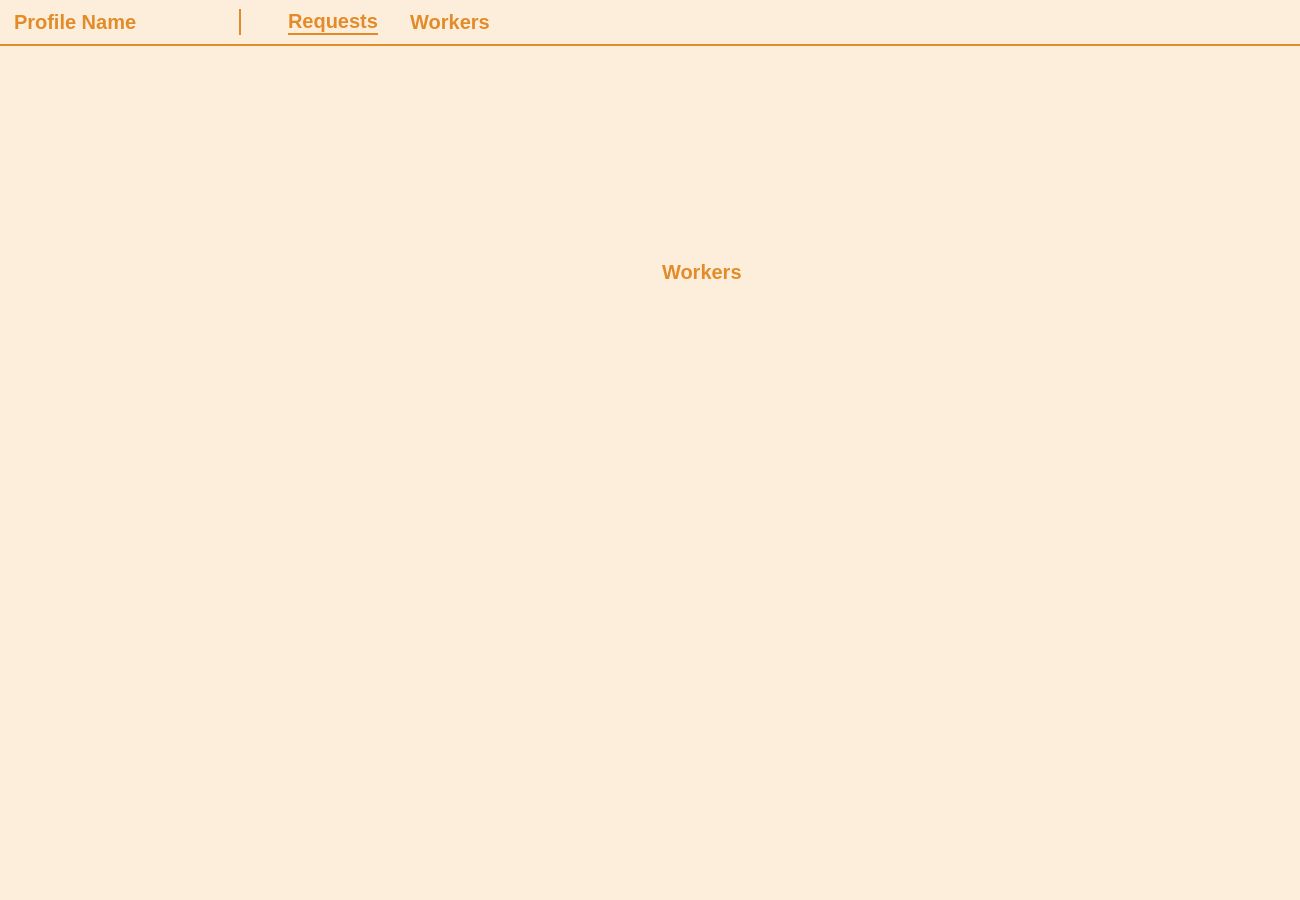
Qt form Forms/home.ui (esraa-emary/Task-Worker-Matching) before a commit.
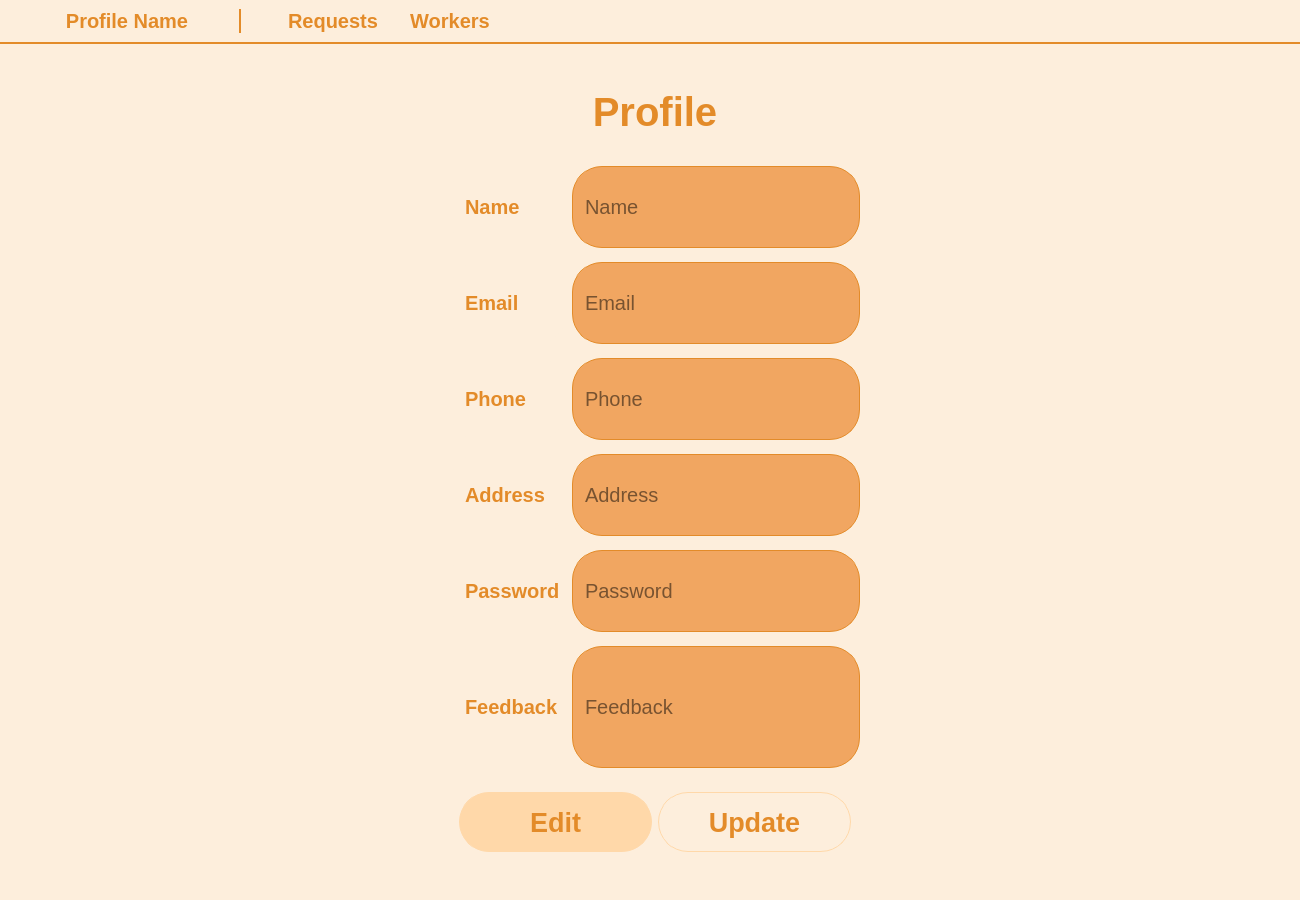
The same form after that commit.

Commit message: add profile, store current client data

```diff
--- a/Forms/home.ui
+++ b/Forms/home.ui
@@ -47,7 +47,7 @@
 }</string>
       </property>
       <property name="currentIndex">
-       <number>2</number>
+       <number>3</number>
       </property>
       <widget class="QWidget" name="requestsPage">
        <property name="styleSheet">
@@ -1130,17 +1130,18 @@
                  <enum>QFrame::Shadow::Raised</enum>
                 </property>
                 <layout class="QHBoxLayout" name="horizontalLayout_7">
+                 <property name="leftMargin">
+                  <number>15</number>
+                 </property>
                  <item>
-                  <widget class="QLabel" name="Profile_name_2">
-                   <property name="maximumSize">
-                    <size>
-                     <width>16777215</width>
-                     <height>36</height>
-                    </size>
+                  <widget class="QPushButton" name="pushButton_3">
+                   <property name="cursor">
+                    <cursorShape>PointingHandCursor</cursorShape>
                    </property>
                    <property name="styleSheet">
-                    <string notr="true">#Profile_name_2{
-	color: #E38B29;
+                    <string notr="true">QPushButton{
+	background:transparent;
+	border: none;
 	font-size: 20px;
 	font-weight: bold;
 border-right: 2px solid #E38B29;
@@ -1149,9 +1150,6 @@
                    <property name="text">
                     <string>Profile Name</string>
                    </property>
-                   <property name="margin">
-                    <number>0</number>
-                   </property>
                   </widget>
                  </item>
                 </layout>
@@ -1230,6 +1228,700 @@
         </item>
        </layout>
       </widget>
+      <widget class="QWidget" name="profilePage">
+       <property name="styleSheet">
+        <string notr="true"/>
+       </property>
+       <layout class="QGridLayout" name="gridLayout_6">
+        <property name="leftMargin">
+         <number>0</number>
+        </property>
+        <property name="topMargin">
+         <number>0</number>
+        </property>
+        <property name="rightMargin">
+         <number>0</number>
+        </property>
+        <property name="bottomMargin">
+         <number>0</number>
+        </property>
+        <item row="0" column="0">
+         <widget class="QFrame" name="frame_13">
+          <property name="frameShape">
+           <enum>QFrame::Shape::StyledPanel</enum>
+          </property>
+          <property name="frameShadow">
+           <enum>QFrame::Shadow::Raised</enum>
+          </property>
+          <layout class="QGridLayout" name="gridLayout_8">
+           <property name="leftMargin">
+            <number>0</number>
+           </property>
+           <property name="topMargin">
+            <number>0</number>
+           </property>
+           <property name="rightMargin">
+            <number>0</number>
+           </property>
+           <property name="bottomMargin">
+            <number>0</number>
+           </property>
+           <item row="0" column="0">
+            <widget class="QFrame" name="frame_14">
+             <property name="frameShape">
+              <enum>QFrame::Shape::StyledPanel</enum>
+             </property>
+             <property name="frameShadow">
+              <enum>QFrame::Shadow::Raised</enum>
+             </property>
+             <layout class="QGridLayout" name="gridLayout_7">
+              <property name="leftMargin">
+               <number>0</number>
+              </property>
+              <property name="topMargin">
+               <number>0</number>
+              </property>
+              <property name="rightMargin">
+               <number>0</number>
+              </property>
+              <property name="bottomMargin">
+               <number>0</number>
+              </property>
+              <property name="horizontalSpacing">
+               <number>6</number>
+              </property>
+              <item row="0" column="0">
+               <widget class="QFrame" name="frame_15">
+                <property name="frameShape">
+                 <enum>QFrame::Shape::StyledPanel</enum>
+                </property>
+                <property name="frameShadow">
+                 <enum>QFrame::Shadow::Raised</enum>
+                </property>
+                <layout class="QVBoxLayout" name="verticalLayout_14">
+                 <property name="spacing">
+                  <number>0</number>
+                 </property>
+                 <property name="leftMargin">
+                  <number>0</number>
+                 </property>
+                 <property name="topMargin">
+                  <number>0</number>
+                 </property>
+                 <property name="rightMargin">
+                  <number>0</number>
+                 </property>
+                 <property name="bottomMargin">
+                  <number>0</number>
+                 </property>
+                 <item>
+                  <widget class="QFrame" name="frame_16">
+                   <property name="maximumSize">
+                    <size>
+                     <width>16777215</width>
+                     <height>98</height>
+                    </size>
+                   </property>
+                   <property name="styleSheet">
+                    <string notr="true">#frame_16{
+	border-bottom: 2px solid #E38B29;
+}</string>
+                   </property>
+                   <property name="frameShape">
+                    <enum>QFrame::Shape::StyledPanel</enum>
+                   </property>
+                   <property name="frameShadow">
+                    <enum>QFrame::Shadow::Raised</enum>
+                   </property>
+                   <layout class="QHBoxLayout" name="horizontalLayout_16">
+                    <property name="leftMargin">
+                     <number>0</number>
+                    </property>
+                    <property name="topMargin">
+                     <number>0</number>
+                    </property>
+                    <property name="rightMargin">
+                     <number>0</number>
+                    </property>
+                    <property name="bottomMargin">
+                     <number>0</number>
+                    </property>
+                    <item>
+                     <widget class="QFrame" name="profile_4">
+                      <property name="sizePolicy">
+                       <sizepolicy hsizetype="Expanding" vsizetype="Preferred">
+                        <horstretch>0</horstretch>
+                        <verstretch>0</verstretch>
+                       </sizepolicy>
+                      </property>
+                      <property name="maximumSize">
+                       <size>
+                        <width>250</width>
+                        <height>16777215</height>
+                       </size>
+                      </property>
+                      <property name="styleSheet">
+                       <string notr="true"/>
+                      </property>
+                      <property name="frameShape">
+                       <enum>QFrame::Shape::StyledPanel</enum>
+                      </property>
+                      <property name="frameShadow">
+                       <enum>QFrame::Shadow::Raised</enum>
+                      </property>
+                      <layout class="QHBoxLayout" name="horizontalLayout_17">
+                       <property name="leftMargin">
+                        <number>15</number>
+                       </property>
+                       <item>
+                        <widget class="QPushButton" name="pushButton_2">
+                         <property name="cursor">
+                          <cursorShape>PointingHandCursor</cursorShape>
+                         </property>
+                         <property name="layoutDirection">
+                          <enum>Qt::LayoutDirection::LeftToRight</enum>
+                         </property>
+                         <property name="styleSheet">
+                          <string notr="true">QPushButton{
+	background:transparent;
+	border: none;
+	font-size: 20px;
+	font-weight: bold;
+	color: #E38B29;
+border-right: 2px solid #E38B29;
+text-align: center;
+}</string>
+                         </property>
+                         <property name="text">
+                          <string>Profile Name</string>
+                         </property>
+                         <property name="autoDefault">
+                          <bool>false</bool>
+                         </property>
+                         <property name="default">
+                          <bool>false</bool>
+                         </property>
+                         <property name="flat">
+                          <bool>false</bool>
+                         </property>
+                        </widget>
+                       </item>
+                      </layout>
+                     </widget>
+                    </item>
+                    <item>
+                     <widget class="QFrame" name="frame_24">
+                      <property name="styleSheet">
+                       <string notr="true">QPushButton{
+	background:transparent;
+	border: none;
+	font-size: 20px;
+	font-weight: bold;
+	color: #E38B29;
+}</string>
+                      </property>
+                      <property name="frameShape">
+                       <enum>QFrame::Shape::StyledPanel</enum>
+                      </property>
+                      <property name="frameShadow">
+                       <enum>QFrame::Shadow::Raised</enum>
+                      </property>
+                      <layout class="QHBoxLayout" name="horizontalLayout_18">
+                       <property name="spacing">
+                        <number>32</number>
+                       </property>
+                       <property name="leftMargin">
+                        <number>32</number>
+                       </property>
+                       <item>
+                        <widget class="QPushButton" name="requestsPageBtn_4">
+                         <property name="cursor">
+                          <cursorShape>PointingHandCursor</cursorShape>
+                         </property>
+                         <property name="styleSheet">
+                          <string notr="true"/>
+                         </property>
+                         <property name="text">
+                          <string>Requests</string>
+                         </property>
+                        </widget>
+                       </item>
+                       <item>
+                        <widget class="QPushButton" name="workersPageBtn_4">
+                         <property name="cursor">
+                          <cursorShape>PointingHandCursor</cursorShape>
+                         </property>
+                         <property name="text">
+                          <string>Workers</string>
+                         </property>
+                        </widget>
+                       </item>
+                       <item>
+                        <spacer name="horizontalSpacer_4">
+                         <property name="orientation">
+                          <enum>Qt::Orientation::Horizontal</enum>
+                         </property>
+                         <property name="sizeHint" stdset="0">
+                          <size>
+                           <width>40</width>
+                           <height>20</height>
+                          </size>
+                         </property>
+                        </spacer>
+                       </item>
+                      </layout>
+                     </widget>
+                    </item>
+                   </layout>
+                  </widget>
+                 </item>
+                 <item>
+                  <widget class="QFrame" name="frame_25">
+                   <property name="frameShape">
+                    <enum>QFrame::Shape::StyledPanel</enum>
+                   </property>
+                   <property name="frameShadow">
+                    <enum>QFrame::Shadow::Raised</enum>
+                   </property>
+                   <layout class="QHBoxLayout" name="horizontalLayout_19">
+                    <property name="leftMargin">
+                     <number>10</number>
+                    </property>
+                    <property name="topMargin">
+                     <number>0</number>
+                    </property>
+                    <property name="rightMargin">
+                     <number>0</number>
+                    </property>
+                    <property name="bottomMargin">
+                     <number>0</number>
+                    </property>
+                    <item>
+                     <spacer name="verticalSpacer_2">
+                      <property name="orientation">
+                       <enum>Qt::Orientation::Vertical</enum>
+                      </property>
+                      <property name="sizeHint" stdset="0">
+                       <size>
+                        <width>20</width>
+                        <height>40</height>
+                       </size>
+                      </property>
+                     </spacer>
+                    </item>
+                    <item>
+                     <widget class="QFrame" name="frame_28">
+                      <property name="frameShape">
+                       <enum>QFrame::Shape::StyledPanel</enum>
+                      </property>
+                      <property name="frameShadow">
+                       <enum>QFrame::Shadow::Raised</enum>
+                      </property>
+                      <layout class="QGridLayout" name="gridLayout_11">
+                       <property name="leftMargin">
+                        <number>0</number>
+                       </property>
+                       <property name="topMargin">
+                        <number>0</number>
+                       </property>
+                       <property name="rightMargin">
+                        <number>0</number>
+                       </property>
+                       <property name="bottomMargin">
+                        <number>0</number>
+                       </property>
+                       <property name="horizontalSpacing">
+                        <number>0</number>
+                       </property>
+                       <item row="0" column="0">
+                        <widget class="QFrame" name="frame_29">
+                         <property name="maximumSize">
+                          <size>
+                           <width>410</width>
+                           <height>800</height>
+                          </size>
+                         </property>
+                         <property name="frameShape">
+                          <enum>QFrame::Shape::StyledPanel</enum>
+                         </property>
+                         <property name="frameShadow">
+                          <enum>QFrame::Shadow::Raised</enum>
+                         </property>
+                         <layout class="QGridLayout" name="gridLayout_9">
+                          <property name="leftMargin">
+                           <number>0</number>
+                          </property>
+                          <property name="topMargin">
+                           <number>0</number>
+                          </property>
+                          <property name="rightMargin">
+                           <number>0</number>
+                          </property>
+                          <property name="bottomMargin">
+                           <number>0</number>
+                          </property>
+                          <item row="0" column="0" colspan="2">
+                           <widget class="QLabel" name="requestsTitle_2">
+                            <property name="maximumSize">
+                             <size>
+                              <width>16777215</width>
+                              <height>80</height>
+                             </size>
+                            </property>
+                            <property name="font">
+                             <font>
+                              <pointsize>30</pointsize>
+                              <bold>true</bold>
+                             </font>
+                            </property>
+                            <property name="styleSheet">
+                             <string notr="true">color: #E38B29;</string>
+                            </property>
+                            <property name="text">
+                             <string>Profile</string>
+                            </property>
+                            <property name="alignment">
+                             <set>Qt::AlignmentFlag::AlignCenter</set>
+                            </property>
+                           </widget>
+                          </item>
+                          <item row="1" column="0" colspan="2">
+                           <widget class="QFrame" name="frame_30">
+                            <property name="styleSheet">
+                             <string notr="true">QLineEdit,QLabel{
+	height: 80px;
+	border-radius: 10px;
+	border: 1px solid #E38B29;
+	padding-left:10px;
+	background-color: #E38B29;
+    border-radius: 30px;
+}
+
+QLabel{
+border:none;
+color:#E38B29;
+background-color: #FDEEDC;
+}
+
+QPushButton{
+	border: 1px solid #FFD8A9;
+    height: 20px;
+    background-color: #FFD8A9;
+border-radius: 30px;
+color:#E38B29;
+}
+
+QPushButton:hover{
+    background-color: #9c6644;
+border: 1px solid #9c6644;
+	color:#FFD8A9;
+transition: all 0.3s ease-in-out;
+}
+
+QPushButton:disabled {
+    background-color: #FDEEDC;
+}
+
+QLineEdit:disabled {
+    background-color: #F1A661;
+}</string>
+                            </property>
+                            <property name="frameShape">
+                             <enum>QFrame::Shape::StyledPanel</enum>
+                            </property>
+                            <property name="frameShadow">
+                             <enum>QFrame::Shadow::Raised</enum>
+                            </property>
+                            <layout class="QGridLayout" name="gridLayout_10">
+                             <property name="leftMargin">
+                              <number>0</number>
+                             </property>
+                             <property name="topMargin">
+                              <number>0</number>
+                             </property>
+                             <property name="rightMargin">
+                              <number>0</number>
+                             </property>
+                             <property name="bottomMargin">
+                              <number>0</number>
+                             </property>
+                             <item row="3" column="0">
+                              <widget class="QLabel" name="label_5">
+                               <property name="font">
+                                <font>
+                                 <pointsize>15</pointsize>
+                                 <bold>true</bold>
+                                </font>
+                               </property>
+                               <property name="text">
+                                <string>Address</string>
+                               </property>
+                              </widget>
+                             </item>
+                             <item row="4" column="1" colspan="3">
+                              <widget class="QLineEdit" name="password">
+                               <property name="enabled">
+                                <bool>false</bool>
+                               </property>
+                               <property name="font">
+                                <font>
+                                 <pointsize>15</pointsize>
+                                </font>
+                               </property>
+                               <property name="placeholderText">
+                                <string>Password</string>
+                               </property>
+                              </widget>
+                             </item>
+                             <item row="1" column="1" colspan="3">
+                              <widget class="QLineEdit" name="email">
+                               <property name="enabled">
+                                <bool>false</bool>
+                               </property>
+                               <property name="font">
+                                <font>
+                                 <pointsize>15</pointsize>
+                                </font>
+                               </property>
+                               <property name="text">
+                                <string/>
+                               </property>
+                               <property name="placeholderText">
+                                <string>Email</string>
+                               </property>
+                              </widget>
+                             </item>
+                             <item row="4" column="0">
+                              <widget class="QLabel" name="label_6">
+                               <property name="font">
+                                <font>
+                                 <pointsize>15</pointsize>
+                                 <bold>true</bold>
+                                </font>
+                               </property>
+                               <property name="text">
+                                <string>Password</string>
+                               </property>
+                              </widget>
+                             </item>
+                             <item row="5" column="0">
+                              <widget class="QLabel" name="label_7">
+                               <property name="font">
+                                <font>
+                                 <pointsize>15</pointsize>
+                                 <bold>true</bold>
+                                </font>
+                               </property>
+                               <property name="text">
+                                <string>Feedback</string>
+                               </property>
+                              </widget>
+                             </item>
+                             <item row="3" column="1" colspan="3">
+                              <widget class="QLineEdit" name="address">
+                               <property name="enabled">
+                                <bool>false</bool>
+                               </property>
+                               <property name="font">
+                                <font>
+                                 <pointsize>15</pointsize>
+                                </font>
+                               </property>
+                               <property name="placeholderText">
+                                <string>Address</string>
+                               </property>
+                              </widget>
+                             </item>
+                             <item row="0" column="1" colspan="3">
+                              <widget class="QLineEdit" name="name">
+                               <property name="enabled">
+                                <bool>false</bool>
+                               </property>
+                               <property name="font">
+                                <font>
+                                 <pointsize>15</pointsize>
+                                </font>
+                               </property>
+                               <property name="placeholderText">
+                                <string>Name</string>
+                               </property>
+                              </widget>
+                             </item>
+                             <item row="2" column="0">
+                              <widget class="QLabel" name="label_4">
+                               <property name="font">
+                                <font>
+                                 <pointsize>15</pointsize>
+                                 <bold>true</bold>
+                                </font>
+                               </property>
+                               <property name="text">
+                                <string>Phone</string>
+                               </property>
+                              </widget>
+                             </item>
+                             <item row="1" column="0">
+                              <widget class="QLabel" name="label_3">
+                               <property name="font">
+                                <font>
+                                 <pointsize>15</pointsize>
+                                 <bold>true</bold>
+                                </font>
+                               </property>
+                               <property name="text">
+                                <string>Email</string>
+                               </property>
+                              </widget>
+                             </item>
+                             <item row="5" column="1" colspan="3">
+                              <widget class="QLineEdit" name="feedback">
+                               <property name="enabled">
+                                <bool>false</bool>
+                               </property>
+                               <property name="font">
+                                <font>
+                                 <pointsize>15</pointsize>
+                                </font>
+                               </property>
+                               <property name="styleSheet">
+                                <string notr="true">QLineEdit{
+	height: 120px;
+}</string>
+                               </property>
+                               <property name="placeholderText">
+                                <string>Feedback</string>
+                               </property>
+                              </widget>
+                             </item>
+                             <item row="6" column="0" colspan="4">
+                              <widget class="QFrame" name="frame_26">
+                               <property name="maximumSize">
+                                <size>
+                                 <width>16777215</width>
+                                 <height>80</height>
+                                </size>
+                               </property>
+                               <property name="frameShape">
+                                <enum>QFrame::Shape::StyledPanel</enum>
+                               </property>
+                               <property name="frameShadow">
+                                <enum>QFrame::Shadow::Raised</enum>
+                               </property>
+                               <layout class="QGridLayout" name="gridLayout_12">
+                                <item row="0" column="0">
+                                 <widget class="QPushButton" name="edit">
+                                  <property name="maximumSize">
+                                   <size>
+                                    <width>16777215</width>
+                                    <height>60</height>
+                                   </size>
+                                  </property>
+                                  <property name="font">
+                                   <font>
+                                    <pointsize>20</pointsize>
+                                    <bold>true</bold>
+                                   </font>
+                                  </property>
+                                  <property name="cursor">
+                                   <cursorShape>PointingHandCursor</cursorShape>
+                                  </property>
+                                  <property name="text">
+                                   <string>Edit</string>
+                                  </property>
+                                 </widget>
+                                </item>
+                                <item row="0" column="1">
+                                 <widget class="QPushButton" name="update">
+                                  <property name="enabled">
+                                   <bool>false</bool>
+                                  </property>
+                                  <property name="maximumSize">
+                                   <size>
+                                    <width>16777215</width>
+                                    <height>60</height>
+                                   </size>
+                                  </property>
+                                  <property name="font">
+                                   <font>
+                                    <pointsize>20</pointsize>
+                                    <bold>true</bold>
+                                   </font>
+                                  </property>
+                                  <property name="cursor">
+                                   <cursorShape>PointingHandCursor</cursorShape>
+                                  </property>
+                                  <property name="text">
+                                   <string>Update</string>
+                                  </property>
+                                 </widget>
+                                </item>
+                               </layout>
+                              </widget>
+                             </item>
+                             <item row="2" column="1" colspan="3">
+                              <widget class="QLineEdit" name="phone">
+                               <property name="enabled">
+                                <bool>false</bool>
+                               </property>
+                               <property name="font">
+                                <font>
+                                 <pointsize>15</pointsize>
+                                </font>
+                               </property>
+                               <property name="placeholderText">
+                                <string>Phone</string>
+                               </property>
+                              </widget>
+                             </item>
+                             <item row="0" column="0">
+                              <widget class="QLabel" name="label_2">
+                               <property name="font">
+                                <font>
+                                 <pointsize>15</pointsize>
+                                 <bold>true</bold>
+                                </font>
+                               </property>
+                               <property name="text">
+                                <string>Name</string>
+                               </property>
+                              </widget>
+                             </item>
+                            </layout>
+                           </widget>
+                          </item>
+                         </layout>
+                        </widget>
+                       </item>
+                      </layout>
+                     </widget>
+                    </item>
+                    <item>
+                     <spacer name="verticalSpacer_4">
+                      <property name="orientation">
+                       <enum>Qt::Orientation::Vertical</enum>
+                      </property>
+                      <property name="sizeHint" stdset="0">
+                       <size>
+                        <width>20</width>
+                        <height>40</height>
+                       </size>
+                      </property>
+                     </spacer>
+                    </item>
+                   </layout>
+                  </widget>
+                 </item>
+                </layout>
+               </widget>
+              </item>
+             </layout>
+            </widget>
+           </item>
+          </layout>
+         </widget>
+        </item>
+       </layout>
+      </widget>
       <widget class="QWidget" name="WorkerPage">
        <layout class="QVBoxLayout" name="verticalLayout_8">
         <item>
```
Left out of the diff: 46 changed lines with no effect on the pictures. The commit also changes 17 other files.
